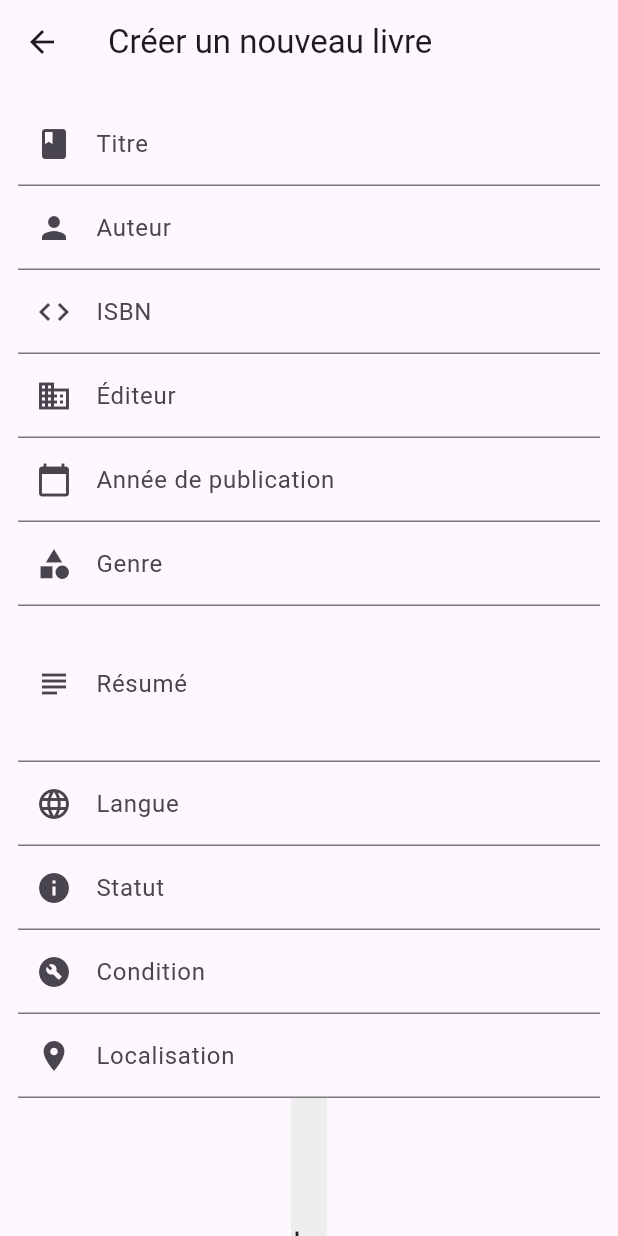
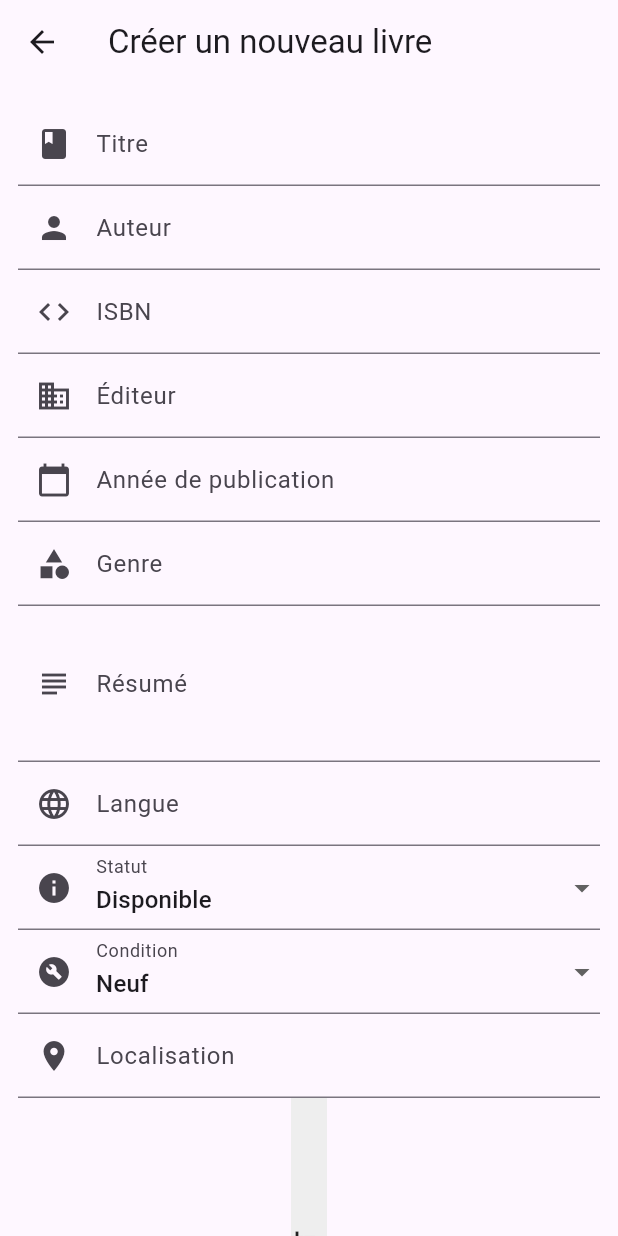
Before and after one commit to HugoM38/Bibliz, a Flutter app: the CreateBookPage screen opened directly, on a phone screen of 412 x 824 dp. Run offline on Flutter 3.47's test engine with Material 3 defaults, Android fonts, the phone set to English and light mode, and no system bars; our stand-ins replace cloud_firestore, firebase_core, image_picker, shared_preferences; accounts and stored records are empty; generated files the repository leaves out were written again.

Commit message:
feat Dropdown And calendar

```diff
--- a/lib/shared/build_text_form_field.dart
+++ b/lib/shared/build_text_form_field.dart
@@ -1,8 +1,17 @@
 import 'package:flutter/material.dart';
+import 'package:intl/intl.dart';
 
-Widget buildTextFormField(
+enum FieldType { text, dropdown, date }
+
+Widget buildTextFormField(BuildContext context,
     TextEditingController controller, String label, IconData icon,
-    {int maxLines = 1, bool isNumber = false}) {
+    {int maxLines = 1,
+    bool isNumber = false,
+    FieldType fieldType = FieldType.text,
+    List<String>? dropdownItems,
+    DateTime? initialDate}) {
+  // Gestion de la saisie de texte
+  if (fieldType == FieldType.text) {
     return TextFormField(
       controller: controller,
       decoration: InputDecoration(
@@ -22,3 +31,51 @@ Widget buildTextFormField(
       },
     );
   }
+
+  // Gestion du spinner (dropdown)
+  else if (fieldType == FieldType.dropdown && dropdownItems != null) {
+    return DropdownButtonFormField<String>(
+      value: dropdownItems.isNotEmpty ? dropdownItems.first : null,
+      decoration: InputDecoration(
+        labelText: label,
+        prefixIcon: Icon(icon),
+      ),
+      items: dropdownItems.map<DropdownMenuItem<String>>((String value) {
+        return DropdownMenuItem<String>(
+          value: value,
+          child: Text(value),
+        );
+      }).toList(),
+      onChanged: (String? newValue) {
+        controller.text = newValue ?? '';
+      },
+    );
+  }
+
+  // Gestion de la saisie de date
+  else if (fieldType == FieldType.date) {
+    return TextFormField(
+      controller: controller,
+      decoration: InputDecoration(
+        labelText: label,
+        prefixIcon: Icon(icon),
+      ),
+      readOnly: true,
+      onTap: () async {
+        DateTime? pickedDate = await showDatePicker(
+          context: context,
+          initialDate: initialDate ?? DateTime.now(),
+          firstDate: DateTime(2000),
+          lastDate: DateTime(2025),
+        );
+        if (pickedDate != null) {
+          String formattedDate = DateFormat('yyyy-MM-dd').format(pickedDate);
+          controller.text = formattedDate;
+        }
+      },
+    );
+  }
+
+  // Retourne un widget vide si le type n'est pas géré
+  return Container();
+}
--- a/lib/ui/create_book_page.dart
+++ b/lib/ui/create_book_page.dart
@@ -17,6 +17,13 @@ class _CreateBookPageState extends State<CreateBookPage> {
   final ImagePicker _picker = ImagePicker();
   XFile? _imageFile;
   Book? newBook;
+  List<String> statusOptions = [
+    'Disponible',
+    'Emprunté',
+    'En réparation',
+    'Perdu'
+  ];
+  List<String> conditionOptions = ['Neuf', 'Bon', 'Usé', 'Endommagé'];
 
   final TextEditingController _titleController = TextEditingController();
   final TextEditingController _authorController = TextEditingController();
@@ -104,24 +111,36 @@ class _CreateBookPageState extends State<CreateBookPage> {
             padding: const EdgeInsets.all(12.0),
             child: Column(
               children: <Widget>[
-                buildTextFormField(_titleController, 'Titre', Icons.book),
-                buildTextFormField(_authorController, 'Auteur', Icons.person),
-                buildTextFormField(_isbnController, 'ISBN', Icons.code),
                 buildTextFormField(
-                    _publisherController, 'Éditeur', Icons.business),
-                buildTextFormField(_yearController, 'Année de publication',
-                    Icons.calendar_today,
-                    isNumber: true),
-                buildTextFormField(_genreController, 'Genre', Icons.category),
-                buildTextFormField(_summaryController, 'Résumé', Icons.subject,
+                    context, _titleController, 'Titre', Icons.book),
+                buildTextFormField(
+                    context, _authorController, 'Auteur', Icons.person),
+                buildTextFormField(
+                    context, _isbnController, 'ISBN', Icons.code),
+                buildTextFormField(
+                    context, _publisherController, 'Éditeur', Icons.business),
+                buildTextFormField(context, _yearController,
+                    'Année de publication', Icons.calendar_today,
+                    fieldType: FieldType
+                        .date // Utilisez le type de champ date pour la date de publication
+                    ),
+                buildTextFormField(
+                    context, _genreController, 'Genre', Icons.category),
+                buildTextFormField(
+                    context, _summaryController, 'Résumé', Icons.subject,
                     maxLines: 3),
                 buildTextFormField(
-                    _languageController, 'Langue', Icons.language),
-                buildTextFormField(_statusController, 'Statut', Icons.info),
+                    context, _languageController, 'Langue', Icons.language),
                 buildTextFormField(
-                    _conditionController, 'Condition', Icons.build_circle),
+                    context, _statusController, 'Statut', Icons.info,
+                    fieldType: FieldType.dropdown,
+                    dropdownItems: statusOptions),
+                buildTextFormField(context, _conditionController, 'Condition',
+                    Icons.build_circle,
+                    fieldType: FieldType.dropdown,
+                    dropdownItems: conditionOptions),
                 buildTextFormField(
-                    _locationController, 'Localisation', Icons.place),
+                    context, _locationController, 'Localisation', Icons.place),
                 // Zone de téléchargement d'image
                 GestureDetector(
                   onTap: () {}, // Logique pour choisir une image
--- a/pubspec.yaml
+++ b/pubspec.yaml
@@ -40,6 +40,7 @@ dependencies:
   crypto: ^3.0.3
   image_picker: ^1.0.4
   shared_preferences: ^2.2.2
+  intl: ^0.18.1
 
 dev_dependencies:
   flutter_test:
```
Also changed, not shown: pubspec.lock. Lines whose indentation alone changed are shown as unchanged.
